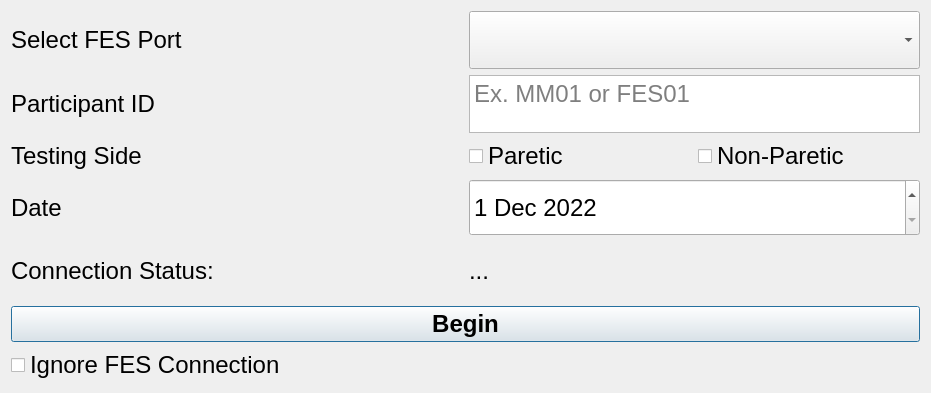
The window that resources/_CD_GUI_Landing_Formed_Clinician.ui (jontalvarez/central-drive) describes before a commit, drawn with Qt 5.
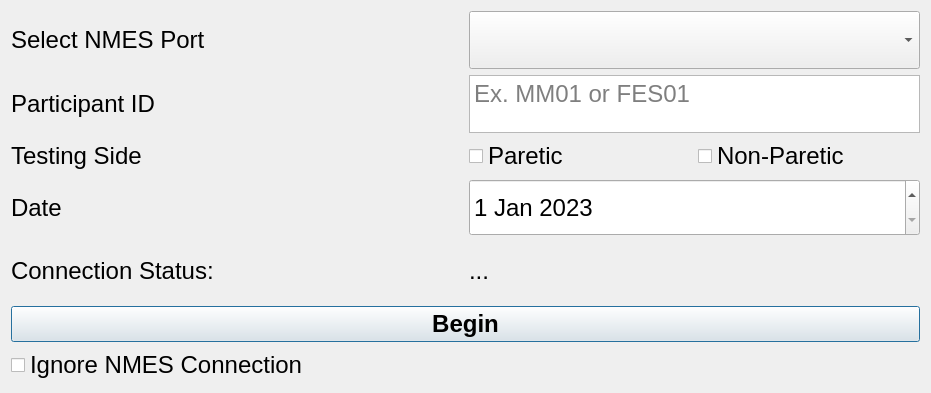
The same window after the commit.

Commit message: GUI changes based off feedback from clinicians at BU

The edit to the form file:
```diff
--- a/resources/_CD_GUI_Landing_Formed_Clinician.ui
+++ b/resources/_CD_GUI_Landing_Formed_Clinician.ui
@@ -76,8 +76,8 @@
          <hour>0</hour>
          <minute>0</minute>
          <second>0</second>
-         <year>2022</year>
-         <month>12</month>
+         <year>2023</year>
+         <month>1</month>
          <day>1</day>
         </datetime>
        </property>
@@ -110,7 +110,7 @@
         </font>
        </property>
        <property name="text">
-        <string>Select FES Port</string>
+        <string>Select NMES Port</string>
        </property>
        <property name="alignment">
         <set>Qt::AlignLeading|Qt::AlignLeft|Qt::AlignVCenter</set>
@@ -214,7 +214,7 @@
       </font>
      </property>
      <property name="text">
-      <string>Ignore FES Connection</string>
+      <string>Ignore NMES Connection</string>
      </property>
     </widget>
    </item>
```
The commit also changes 4 other files.
